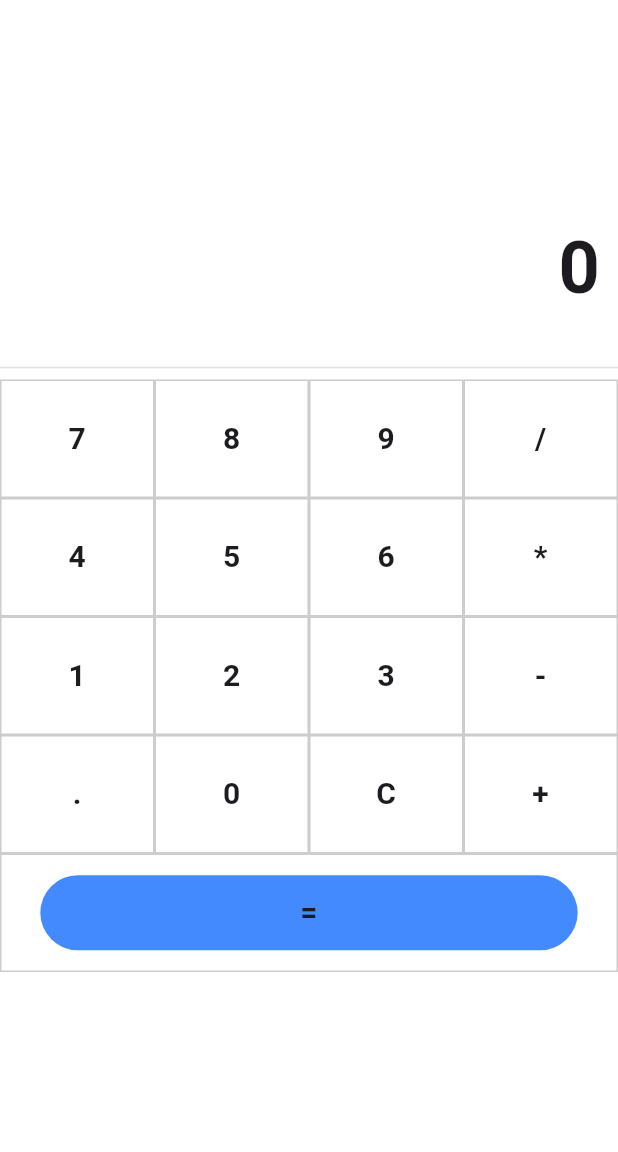
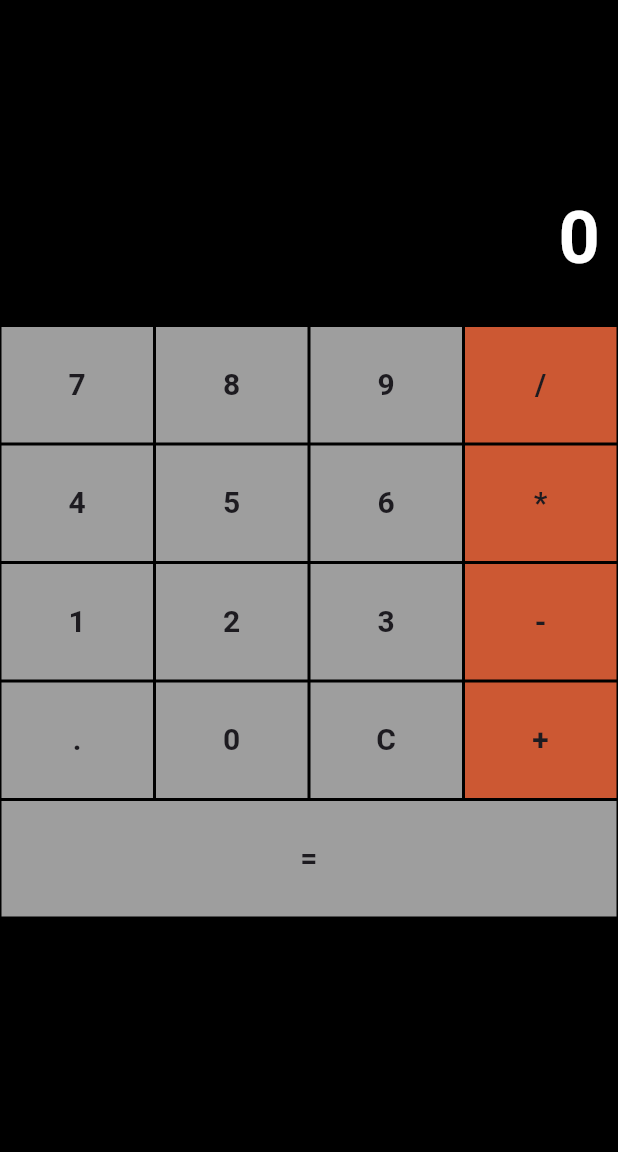
Before and after one commit to dan579/calculadora_2, a Flutter app: the screen it shows after launch, on a phone screen of 412 x 824 dp, the part 84-1236 px from its top. Run offline on Flutter 3.47's test engine with Material 2 defaults, Android fonts, the phone set to English and light mode, and no system bars.

Commit message:
Update home-page.dart

```diff
--- a/lib/pages/home-page.dart
+++ b/lib/pages/home-page.dart
@@ -1,4 +1,3 @@
-import 'package:calculadora_2/main.dart';
 import 'package:flutter/material.dart';
 
 
@@ -54,12 +53,41 @@ class _MyHomePageState extends State<MyHomePage> {
     setState(() {});
   }
 
-  Widget _buildButton(String buttonText) {
+  Widget _buildNumberButton(String buttonText) {
     return Expanded(
       child: Container(
         padding: EdgeInsets.all(24.0),
-        decoration: BoxDecoration(border: Border.all(width: 1, color: Colors.black.withOpacity(0.2),
+        decoration: BoxDecoration(
+          color: Colors.grey,
+          border: Border.all(width: 1, color: Colors.black,
         ),
+        ),
+        child: InkWell(
+          onTap: ()  => _buttonPressed(buttonText),
+          focusColor: Colors.indigoAccent,
+          borderRadius: BorderRadius.zero,
+          radius: double.maxFinite,
+          autofocus: false,
+          child: Text(
+            textAlign: TextAlign.center,
+            buttonText,
+            style: TextStyle(
+              fontSize: 20.0,
+              fontWeight: FontWeight.bold,
+            ),
+          ),
+        ),
+      ),
+    );
+  }
+
+  Widget _buildOperationButton(String buttonText) {
+    return Expanded(
+      child: Container(
+        padding: EdgeInsets.all(24.0),
+        decoration: BoxDecoration(
+          color: Colors.deepOrangeAccent.withOpacity(0.8),
+          border: Border.all(width: 1, color: Colors.black,),
         ),
         child: InkWell(
           onTap: ()  => _buttonPressed(buttonText),
@@ -97,9 +125,9 @@ class _MyHomePageState extends State<MyHomePage> {
         backgroundColor: Colors.blueGrey,
         title: Text(widget.title),
       ),
-      backgroundColor: Colors.white54.withOpacity(0.9),
-      body: Center(
-        child: Column(
+      backgroundColor: Colors.black,
+      bottomNavigationBar: Column(
+        crossAxisAlignment: CrossAxisAlignment.end,
         mainAxisAlignment: MainAxisAlignment.center,
         children: <Widget>[
           Container(
@@ -107,67 +135,50 @@ class _MyHomePageState extends State<MyHomePage> {
             padding: EdgeInsets.symmetric(horizontal: 12.0, vertical: 24.0),
             child: Text(
               _output,
-                style: TextStyle(fontSize: 48.0, fontWeight: FontWeight.bold),
+              style: TextStyle(
+                  fontSize: 48.0,
+                  fontWeight: FontWeight.bold,
+                  color: Colors.white),
             ),
-            ),
-            Divider(
-              color: Colors.black12,
           ),
           Row(
             children: [
-                        _buildButton('7'),
-                        _buildButton('8'),
-                        _buildButton('9'),
-                        _buildButton('/'),
+              _buildNumberButton('7'),
+              _buildNumberButton('8'),
+              _buildNumberButton('9'),
+              _buildOperationButton('/'),                      ],
+          ),
+          Row(
+            children: [
+              _buildNumberButton('4'),
+              _buildNumberButton('5'),
+              _buildNumberButton('6'),
+              _buildOperationButton('*'),
             ],
           ),
           Row(
             children: [
-                    _buildButton('4'),
-                    _buildButton('5'),
-                    _buildButton('6'),
-                    _buildButton('*'),
+              _buildNumberButton('1'),
+              _buildNumberButton('2'),
+              _buildNumberButton('3'),
+              _buildOperationButton('-'),
             ],
           ),
           Row(
             children: [
-                    _buildButton('1'),
-                    _buildButton('2'),
-                    _buildButton('3'),
-                    _buildButton('-'),
+              _buildNumberButton('.'),
+              _buildNumberButton('0'),
+              _buildNumberButton('C'),
+              _buildOperationButton('+'),
             ],
-                ),
-                Row(
-                  children: [
-                    _buildButton('.'),
-                    _buildButton('0'),
-                    _buildButton('C'),
-                    _buildButton('+'),
-                  ],
-                ),
-            Stack(
-                  alignment: Alignment.center,
-                  children: [
-                    Container(
-                      height: 50.0,
-                      width:   MediaQuery.of(context).size.width/ 1.15,
-                      decoration: const BoxDecoration(
-                        borderRadius: BorderRadius.all(Radius.circular(56)),
-                        shape: BoxShape.rectangle,
-                        color: Colors.blueAccent,
-                      ),
           ),
           Flex(
             direction: Axis.horizontal,
             children: [
-                        _buildButton('='),
+              _buildNumberButton('='),
             ],
           ),
         ],
-
-                ),
-              ],
-            ),
       ),
         );
   }
```
Lines whose indentation alone changed are shown as unchanged.
